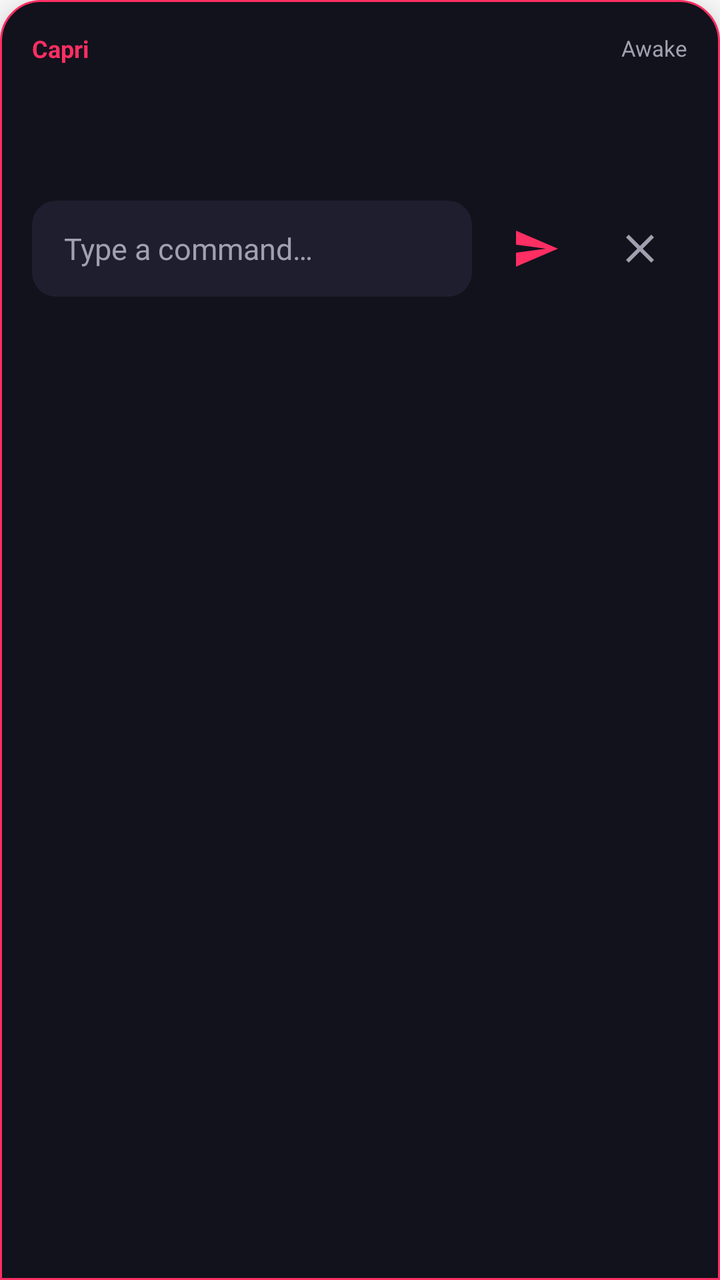
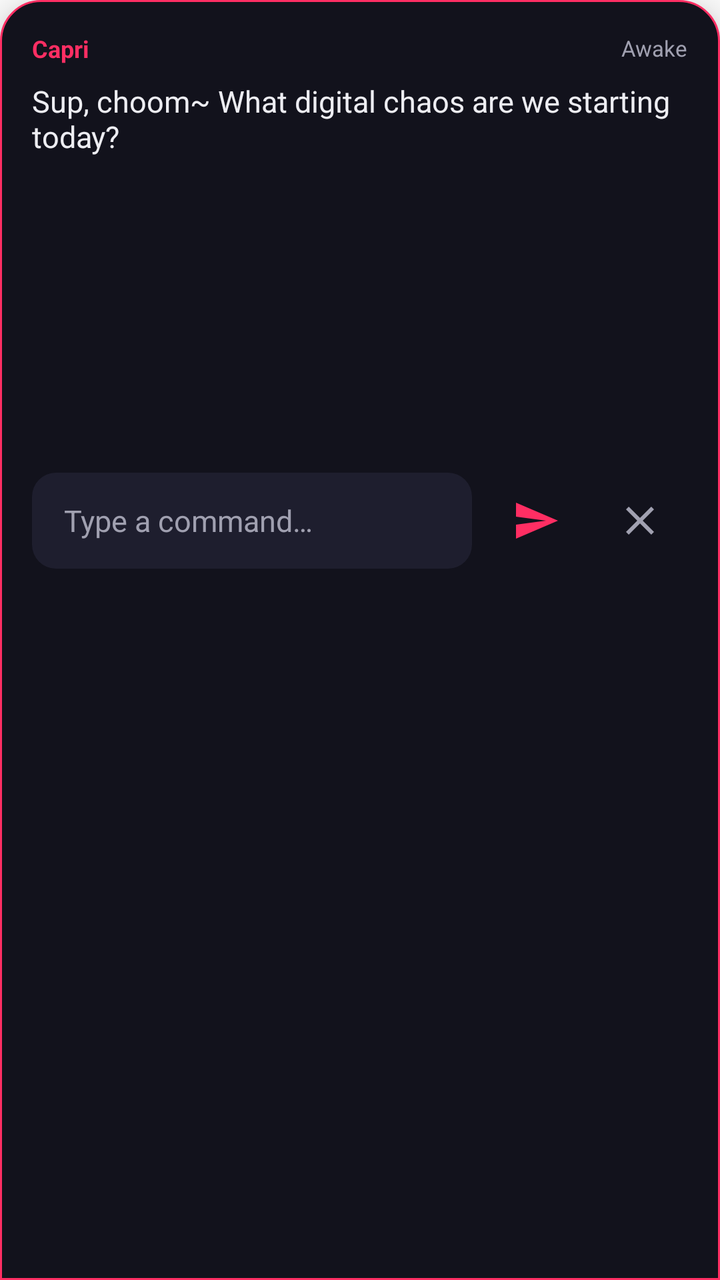

The first picture is an Android layout as it rendered before a commit; the second is the same layout after the commit. The layout source and the unified diff follow.
<!-- AndroidManifest.xml: application theme Theme.Capri -->
<!-- res/layout/chat_expanded.xml -->
<?xml version="1.0" encoding="utf-8"?>
<LinearLayout xmlns:android="http://schemas.android.com/apk/res/android"
    android:id="@+id/chat_root"
    android:layout_width="match_parent"
    android:layout_height="wrap_content"
    android:background="@drawable/bg_chat_window"
    android:elevation="12dp"
    android:orientation="vertical"
    android:padding="16dp">

    <RelativeLayout
        android:layout_width="match_parent"
        android:layout_height="wrap_content"
        android:layout_marginBottom="8dp">

        <TextView
            android:layout_width="wrap_content"
            android:layout_height="wrap_content"
            android:layout_alignParentStart="true"
            android:layout_centerVertical="true"
            android:text="@string/app_name"
            android:textColor="@color/accent_red_pink"
            android:textSize="12sp"
            android:textStyle="bold" />

        <TextView
            android:id="@+id/status_indicator"
            android:layout_width="wrap_content"
            android:layout_height="wrap_content"
            android:layout_alignParentEnd="true"
            android:layout_centerVertical="true"
            android:text="@string/status_awake"
            android:textColor="@color/text_secondary"
            android:textSize="11sp" />
    </RelativeLayout>

    <TextView
        android:id="@+id/response_text"
        android:layout_width="match_parent"
        android:layout_height="wrap_content"
        android:minHeight="48dp"
        android:textColor="@color/text_primary"
        android:textSize="16sp" />

    <LinearLayout
        android:id="@+id/thinking_container"
        android:layout_width="wrap_content"
        android:layout_height="wrap_content"
        android:layout_gravity="center_horizontal"
        android:layout_marginTop="8dp"
        android:layout_marginBottom="8dp"
        android:gravity="center_vertical"
        android:orientation="horizontal"
        android:visibility="gone">

        <ProgressBar
            android:id="@+id/thinking"
            android:layout_width="32dp"
            android:layout_height="32dp"
            android:indeterminateTint="@color/accent_red_pink" />

        <TextView
            android:id="@+id/thinking_text"
            android:layout_width="wrap_content"
            android:layout_height="wrap_content"
            android:layout_marginStart="8dp"
            android:textColor="@color/text_secondary"
            android:textSize="14sp" />
    </LinearLayout>

    <LinearLayout
        android:layout_width="match_parent"
        android:layout_height="wrap_content"
        android:layout_marginTop="12dp"
        android:gravity="center_vertical"
        android:orientation="horizontal">

        <EditText
            android:id="@+id/input_text"
            android:layout_width="0dp"
            android:layout_height="wrap_content"
            android:layout_weight="1"
            android:background="@drawable/bg_input_field"
            android:hint="@string/type_a_command"
            android:imeOptions="actionSend"
            android:inputType="text"
            android:minHeight="48dp"
            android:paddingStart="16dp"
            android:paddingEnd="16dp"
            android:textColor="@color/text_primary"
            android:textColorHint="@color/text_secondary"
            android:textSize="15sp" />

        <ImageButton
            android:id="@+id/send"
            android:layout_width="48dp"
            android:layout_height="48dp"
            android:layout_marginStart="8dp"
            android:background="?android:attr/selectableItemBackgroundBorderless"
            android:contentDescription="@string/send"
            android:src="@drawable/ic_send" />

        <ImageButton
            android:id="@+id/close"
            android:layout_width="48dp"
            android:layout_height="48dp"
            android:layout_marginStart="4dp"
            android:background="?android:attr/selectableItemBackgroundBorderless"
            android:contentDescription="@string/close"
            android:src="@drawable/ic_close" />
    </LinearLayout>

</LinearLayout>
<!-- resources referenced by this layout -->
<resources>
  <color name="accent_red_pink">#FF2E63</color>
  <color name="text_primary">#EDEDF2</color>
  <color name="text_secondary">#A0A0B0</color>
  <!-- drawable bg_chat_window (drawable) -->
  <?xml version="1.0" encoding="utf-8"?>
  <shape xmlns:android="http://schemas.android.com/apk/res/android"
      android:shape="rectangle">
      <solid android:color="@color/chat_bg" />
      <corners
          android:topLeftRadius="20dp"
          android:topRightRadius="20dp"
          android:bottomLeftRadius="0dp"
          android:bottomRightRadius="0dp" />
      <stroke
          android:width="1dp"
          android:color="@color/accent_red_pink" />
  </shape>
  <!-- drawable bg_input_field (drawable) -->
  <?xml version="1.0" encoding="utf-8"?>
  <shape xmlns:android="http://schemas.android.com/apk/res/android"
      android:shape="rectangle">
      <solid android:color="@color/input_bg" />
      <corners android:radius="12dp" />
  </shape>
  <!-- drawable ic_close (drawable) -->
  <?xml version="1.0" encoding="utf-8"?>
  <vector xmlns:android="http://schemas.android.com/apk/res/android"
      android:width="24dp"
      android:height="24dp"
      android:viewportWidth="24"
      android:viewportHeight="24">
      <path
          android:fillColor="@color/text_secondary"
          android:pathData="M19,6.41L17.59,5L12,10.59L6.41,5L5,6.41L10.59,12L5,17.59L6.41,19L12,13.41L17.59,19L19,17.59L13.41,12z"/>
  </vector>
  <!-- drawable ic_send (drawable) -->
  <?xml version="1.0" encoding="utf-8"?>
  <vector xmlns:android="http://schemas.android.com/apk/res/android"
      android:width="24dp"
      android:height="24dp"
      android:viewportWidth="24"
      android:viewportHeight="24">
      <path
          android:fillColor="@color/accent_red_pink"
          android:pathData="M2.01,21L23,12L2.01,3L2,10l15,2l-15,2z"/>
  </vector>
  <string name="app_name">Capri</string>
  <string name="close">Close</string>
  <string name="send">Send</string>
  <string name="status_awake">Awake</string>
  <string name="type_a_command">Type a command…</string>
  <style name="Theme.Capri" parent="Theme.MaterialComponents.DayNight.NoActionBar">
          
          <item name="colorPrimary">@color/accent_red_pink</item>
          <item name="colorPrimaryVariant">@color/bubble_bg</item>
          <item name="colorOnPrimary">@color/white</item>
          
          <item name="colorSecondary">@color/accent_red_pink</item>
          <item name="colorSecondaryVariant">@color/accent_red_pink</item>
          <item name="colorOnSecondary">@color/white</item>
          <item name="android:statusBarColor">@color/bubble_bg</item>
      </style>
  <color name="chat_bg">#12121C</color>
  <color name="input_bg">#1E1E2E</color>
  <color name="bubble_bg">#14141F</color>
  <color name="white">#FFFFFFFF</color>
</resources>

<!-- the commit's change to res/layout/chat_expanded.xml (unified diff, before → after) -->
@@ -34,29 +34,45 @@
             android:textSize="11sp" />
     </RelativeLayout>
 
-    <TextView
-        android:id="@+id/response_text"
+    <ScrollView
+        android:id="@+id/chat_scroll"
         android:layout_width="match_parent"
-        android:layout_height="wrap_content"
-        android:minHeight="48dp"
-        android:textColor="@color/text_primary"
-        android:textSize="16sp" />
+        android:layout_height="180dp"
+        android:layout_marginBottom="8dp"
+        android:fillViewport="true">
+
+        <LinearLayout
+            android:id="@+id/chat_history_container"
+            android:layout_width="match_parent"
+            android:layout_height="wrap_content"
+            android:orientation="vertical">
+
+            <TextView
+                android:id="@+id/response_text"
+                android:layout_width="match_parent"
+                android:layout_height="wrap_content"
+                android:textColor="@color/text_primary"
+                android:textSize="15sp"
+                android:text="Sup, choom~ What digital chaos are we starting today?" />
+
+        </LinearLayout>
+    </ScrollView>
 
     <LinearLayout
         android:id="@+id/thinking_container"
         android:layout_width="wrap_content"
         android:layout_height="wrap_content"
         android:layout_gravity="center_horizontal"
-        android:layout_marginTop="8dp"
-        android:layout_marginBottom="8dp"
+        android:layout_marginTop="4dp"
+        android:layout_marginBottom="4dp"
         android:gravity="center_vertical"
         android:orientation="horizontal"
         android:visibility="gone">
 
         <ProgressBar
             android:id="@+id/thinking"
-            android:layout_width="32dp"
-            android:layout_height="32dp"
+            android:layout_width="28dp"
+            android:layout_height="28dp"
             android:indeterminateTint="@color/accent_red_pink" />
 
         <TextView
@@ -65,13 +81,13 @@
             android:layout_height="wrap_content"
             android:layout_marginStart="8dp"
             android:textColor="@color/text_secondary"
-            android:textSize="14sp" />
+            android:textSize="13sp" />
     </LinearLayout>
 
     <LinearLayout
         android:layout_width="match_parent"
         android:layout_height="wrap_content"
-        android:layout_marginTop="12dp"
+        android:layout_marginTop="8dp"
         android:gravity="center_vertical"
         android:orientation="horizontal">
 
